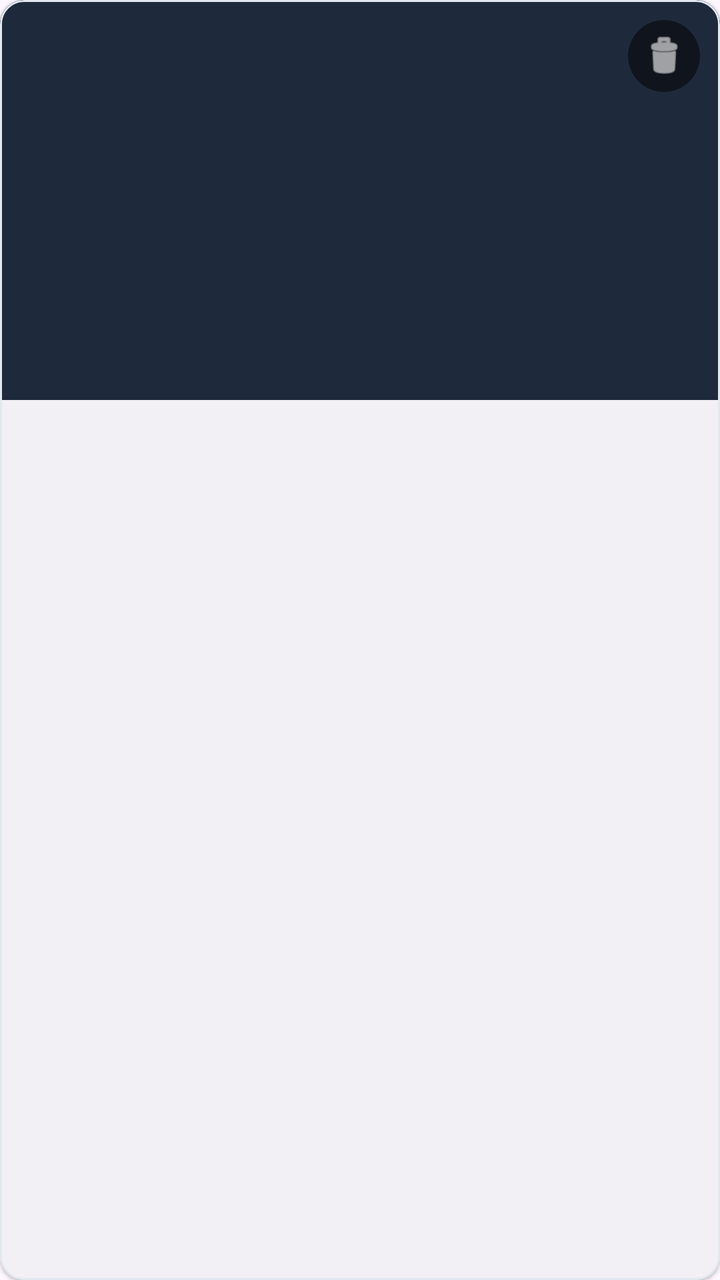
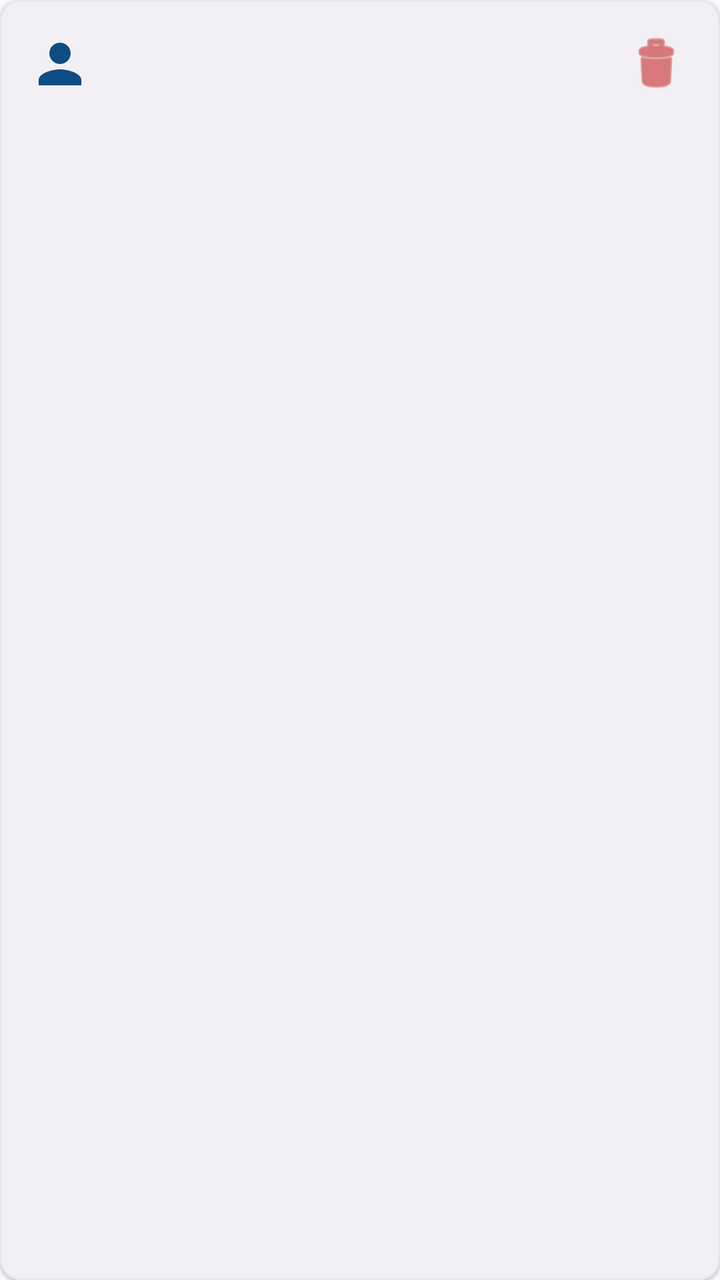

Compare the two renders of this Android layout. The source of the first and the diff that turns it into the second are given below.
<!-- AndroidManifest.xml: application theme Theme.GuiaFarmaceutica -->
<!-- res/layout/item_imagen_complementaria.xml -->
<?xml version="1.0" encoding="utf-8"?>
<com.google.android.material.card.MaterialCardView xmlns:android="http://schemas.android.com/apk/res/android"
    xmlns:app="http://schemas.android.com/apk/res-auto"
    android:layout_width="match_parent"
    android:layout_height="wrap_content"
    android:layout_marginBottom="12dp"
    app:cardCornerRadius="12dp"
    app:cardElevation="1dp"
    app:strokeColor="#E2E8F0"
    app:strokeWidth="1dp">

    <LinearLayout
        android:layout_width="match_parent"
        android:layout_height="wrap_content"
        android:orientation="vertical">

        <RelativeLayout
            android:layout_width="match_parent"
            android:layout_height="200dp"
            android:background="#1E293B">

            <ImageView
                android:id="@+id/img_complementaria_preview"
                android:layout_width="match_parent"
                android:layout_height="match_parent"
                android:contentDescription="Estudio complementario"
                android:scaleType="centerCrop" />

            <com.google.android.material.card.MaterialCardView
                android:layout_width="36dp"
                android:layout_height="36dp"
                android:layout_alignParentEnd="true"
                android:layout_margin="10dp"
                app:cardBackgroundColor="#80000000"
                app:cardCornerRadius="18dp"
                app:cardElevation="0dp"
                app:strokeWidth="0dp">

                <ImageButton
                    android:id="@+id/btn_eliminar_imagen_comp"
                    android:layout_width="match_parent"
                    android:layout_height="match_parent"
                    android:background="?attr/selectableItemBackgroundBorderless"
                    android:contentDescription="Eliminar estudio"
                    android:padding="6dp"
                    android:scaleType="centerInside"
                    android:src="@android:drawable/ic_menu_delete"
                    app:tint="@android:color/white" />

            </com.google.android.material.card.MaterialCardView>

        </RelativeLayout>

        <LinearLayout
            android:layout_width="match_parent"
            android:layout_height="wrap_content"
            android:orientation="vertical"
            android:padding="12dp">

            <TextView
                android:id="@+id/text_imagen_descripcion"
                android:layout_width="match_parent"
                android:layout_height="wrap_content"
                android:textColor="#1E293B"
                android:textSize="14sp"
                android:textStyle="bold" />

            <TextView
                android:id="@+id/text_imagen_fecha"
                android:layout_width="match_parent"
                android:layout_height="wrap_content"
                android:layout_marginTop="4dp"
                android:textColor="#64748B"
                android:textSize="11sp" />

        </LinearLayout>

    </LinearLayout>

</com.google.android.material.card.MaterialCardView>
<!-- resources referenced by this layout -->
<resources>
  <style name="Theme.GuiaFarmaceutica" parent="Theme.Material3.DayNight.NoActionBar">
          <item name="colorPrimary">@color/verde_farmacia</item>
          <item name="colorOnPrimary">@android:color/white</item>
          <item name="colorSecondary">@color/azul_clinico</item>
      </style>
  <color name="verde_farmacia">#1B7A4D</color>
  <color name="azul_clinico">#1565C0</color>
</resources>

<!-- the commit's change to res/layout/item_imagen_complementaria.xml (unified diff, before → after) -->
@@ -3,8 +3,10 @@
     xmlns:app="http://schemas.android.com/apk/res-auto"
     android:layout_width="match_parent"
     android:layout_height="wrap_content"
-    android:layout_marginBottom="12dp"
-    app:cardCornerRadius="12dp"
+    android:layout_marginBottom="8dp"
+    android:clickable="true"
+    android:focusable="true"
+    app:cardCornerRadius="10dp"
     app:cardElevation="1dp"
     app:strokeColor="#E2E8F0"
     app:strokeWidth="1dp">
@@ -12,50 +14,23 @@
     <LinearLayout
         android:layout_width="match_parent"
         android:layout_height="wrap_content"
-        android:orientation="vertical">
+        android:gravity="center_vertical"
+        android:orientation="horizontal"
+        android:padding="14dp">
 
-        <RelativeLayout
-            android:layout_width="match_parent"
-            android:layout_height="200dp"
-            android:background="#1E293B">
-
-            <ImageView
-                android:id="@+id/img_complementaria_preview"
-                android:layout_width="match_parent"
-                android:layout_height="match_parent"
-                android:contentDescription="Estudio complementario"
-                android:scaleType="centerCrop" />
-
-            <com.google.android.material.card.MaterialCardView
-                android:layout_width="36dp"
-                android:layout_height="36dp"
-                android:layout_alignParentEnd="true"
-                android:layout_margin="10dp"
-                app:cardBackgroundColor="#80000000"
-                app:cardCornerRadius="18dp"
-                app:cardElevation="0dp"
-                app:strokeWidth="0dp">
-
-                <ImageButton
-                    android:id="@+id/btn_eliminar_imagen_comp"
-                    android:layout_width="match_parent"
-                    android:layout_height="match_parent"
-                    android:background="?attr/selectableItemBackgroundBorderless"
-                    android:contentDescription="Eliminar estudio"
-                    android:padding="6dp"
-                    android:scaleType="centerInside"
-                    android:src="@android:drawable/ic_menu_delete"
-                    app:tint="@android:color/white" />
-
-            </com.google.android.material.card.MaterialCardView>
-
-        </RelativeLayout>
+        <ImageView
+            android:layout_width="32dp"
+            android:layout_height="32dp"
+            android:contentDescription="Estudio"
+            android:src="@drawable/ic_cat_patient"
+            app:tint="#0F4C81" />
 
         <LinearLayout
-            android:layout_width="match_parent"
+            android:layout_width="0dp"
             android:layout_height="wrap_content"
-            android:orientation="vertical"
-            android:padding="12dp">
+            android:layout_marginStart="12dp"
+            android:layout_weight="1"
+            android:orientation="vertical">
 
             <TextView
                 android:id="@+id/text_imagen_descripcion"
@@ -69,12 +44,22 @@
                 android:id="@+id/text_imagen_fecha"
                 android:layout_width="match_parent"
                 android:layout_height="wrap_content"
-                android:layout_marginTop="4dp"
+                android:layout_marginTop="2dp"
                 android:textColor="#64748B"
                 android:textSize="11sp" />
 
         </LinearLayout>
 
+        <ImageButton
+            android:id="@+id/btn_eliminar_imagen_comp"
+            android:layout_width="36dp"
+            android:layout_height="36dp"
+            android:background="?attr/selectableItemBackgroundBorderless"
+            android:contentDescription="Eliminar estudio"
+            android:padding="6dp"
+            android:src="@android:drawable/ic_menu_delete"
+            app:tint="#C62828" />
+
     </LinearLayout>
 
 </com.google.android.material.card.MaterialCardView>
<!-- resource entries referenced after the edit -->
@@ -1,5 +1,16 @@
 <!-- resources referenced by this layout -->
 <resources>
+  <!-- drawable ic_cat_patient (drawable) -->
+  <?xml version="1.0" encoding="utf-8"?>
+  <vector xmlns:android="http://schemas.android.com/apk/res/android"
+      android:width="48dp"
+      android:height="48dp"
+      android:viewportWidth="24"
+      android:viewportHeight="24">
+      <path
+          android:fillColor="@color/verde_farmacia"
+          android:pathData="M12,12c2.21,0 4,-1.79 4,-4s-1.79,-4 -4,-4 -4,1.79 -4,4 1.79,4 4,4zM12,14c-2.67,0 -8,1.34 -8,4v2h16v-2c0,-2.66 -5.33,-4 -8,-4z" />
+  </vector>
   <style name="Theme.GuiaFarmaceutica" parent="Theme.Material3.DayNight.NoActionBar">
           <item name="colorPrimary">@color/verde_farmacia</item>
           <item name="colorOnPrimary">@android:color/white</item>
